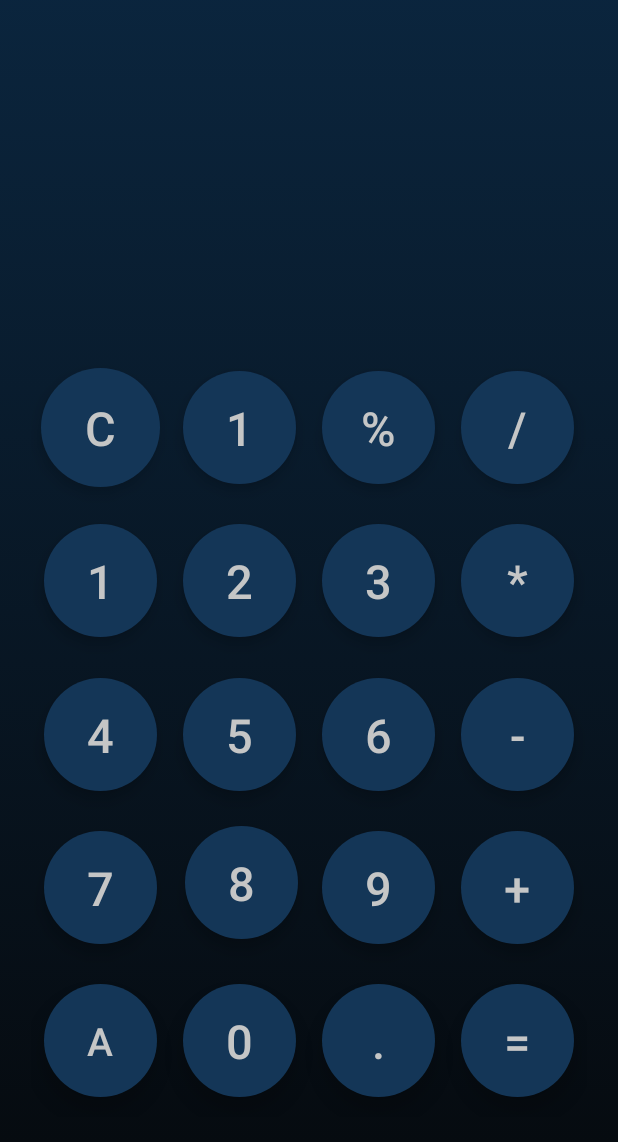
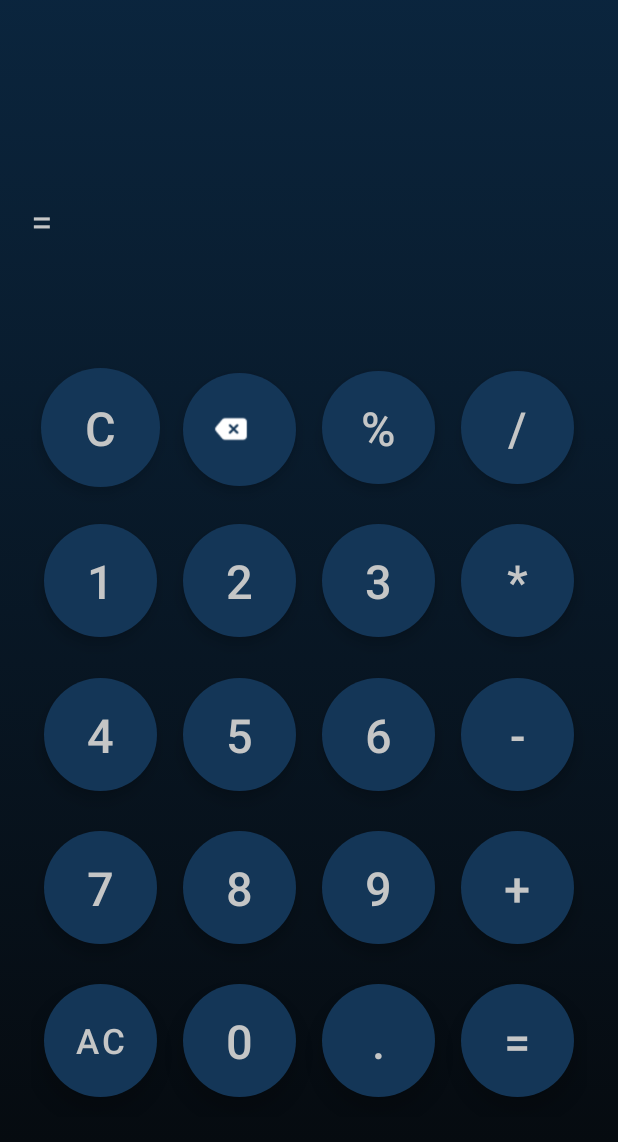
Before and after one commit to thisisayushverma/Calculator-App, an Android app: the screen it shows after launch (MainActivity), on a phone screen of 412 x 824 dp, the part 94-1236 px from its top. Run offline under Robolectric (Android 15) with nearby library versions, the phone set to English and light mode, and no system bars; our stand-ins replace sdp/ssp sizes.

Commit message:
From till now backspace and all clear button ready and input and output view is attached but not responsive and after that we focusing on the calculation and how to input will be taken then after that we will making input and output view responsive

```diff
--- a/app/src/main/res/layout/activity_main.xml
+++ b/app/src/main/res/layout/activity_main.xml
@@ -69,13 +69,15 @@
             style="@style/btnstyle"
             android:layout_width="0dp"
             android:layout_height="0dp"
+            android:gravity="center_horizontal|center_vertical"
             android:text="C"
             android:textColor="#C5C6C6"
             app:layout_constraintBottom_toTopOf="@+id/btnhguide1"
             app:layout_constraintEnd_toStartOf="@+id/btnguide1"
-            app:layout_constraintHorizontal_bias="1.0"
+            app:layout_constraintHorizontal_bias="0.5"
             app:layout_constraintStart_toStartOf="parent"
-            app:layout_constraintTop_toTopOf="parent" />
+            app:layout_constraintTop_toTopOf="parent"
+            app:layout_constraintVertical_bias="0.5" />
 
         <com.google.android.material.button.MaterialButton
             android:id="@+id/button18"
@@ -147,10 +149,11 @@
             android:textColor="#C5C6C6"
             app:layout_constraintBottom_toTopOf="@+id/btnhguide4"
             app:layout_constraintEnd_toStartOf="@+id/btnguide2"
-            app:layout_constraintHorizontal_bias="0.9"
+            app:layout_constraintHorizontal_bias="0.5"
+            app:layout_constraintStart_toEndOf="@+id/btnguide1"
             app:layout_constraintStart_toStartOf="@+id/btnguide1"
-            app:layout_constraintTop_toBottomOf="@+id/button9"
-            app:layout_constraintVertical_bias="0.631" />
+            app:layout_constraintTop_toBottomOf="@+id/btnhguide3"
+            app:layout_constraintVertical_bias="0.5" />
 
         <com.google.android.material.button.MaterialButton
             android:id="@+id/button16"
@@ -193,9 +196,9 @@
             style="@style/btnstyle"
             android:layout_width="75dp"
             android:layout_height="75dp"
-            android:text="A"
+            android:text="AC"
             android:textColor="#C5C6C6"
-            android:textSize="@dimen/_20sdp"
+            android:textSize="@dimen/_18sdp"
             app:layout_constraintBottom_toBottomOf="parent"
             app:layout_constraintEnd_toStartOf="@+id/btnguide1"
             app:layout_constraintStart_toStartOf="parent"
@@ -292,12 +295,15 @@
             android:layout_width="75dp"
             android:layout_height="75dp"
             android:layout_marginEnd="8dp"
-            android:text="1"
             android:textColor="#C5C6C6"
+            app:icon="@drawable/backspace"
             app:layout_constraintBottom_toTopOf="@+id/btnhguide1"
             app:layout_constraintEnd_toStartOf="@+id/btnguide2"
+            app:layout_constraintHorizontal_bias="0.5"
+            app:layout_constraintStart_toEndOf="@+id/btnguide1"
             app:layout_constraintStart_toStartOf="@+id/btnguide1"
-            app:layout_constraintTop_toTopOf="parent" />
+            app:layout_constraintTop_toTopOf="parent"
+            app:layout_constraintVertical_bias="0.594" />
 
         <com.google.android.material.button.MaterialButton
             android:id="@+id/button2"
@@ -362,5 +368,31 @@
 
     </androidx.constraintlayout.widget.ConstraintLayout>
 
+    <TextView
+        android:id="@+id/reseltView"
+        android:layout_width="0dp"
+        android:layout_height="80dp"
+        android:text="="
+        android:textColor="#C5C6C6"
+        android:textSize="@dimen/_20sdp"
+        app:layout_constraintBottom_toTopOf="@+id/linear"
+        app:layout_constraintEnd_toStartOf="@+id/endingline"
+        app:layout_constraintHorizontal_bias="1.0"
+        app:layout_constraintStart_toStartOf="@+id/staringline"
+        app:layout_constraintTop_toBottomOf="@+id/getstring"
+        app:layout_constraintVertical_bias="0.5" />
+
+    <TextView
+        android:id="@+id/getstring"
+        android:layout_width="0dp"
+        android:layout_height="80dp"
+        android:textColor="#C5C6C6"
+        android:textSize="@dimen/_20sdp"
+        app:layout_constraintBottom_toTopOf="@+id/reseltView"
+        app:layout_constraintEnd_toStartOf="@+id/endingline"
+        app:layout_constraintStart_toStartOf="@+id/staringline"
+        app:layout_constraintTop_toBottomOf="@+id/heading"
+        app:layout_constraintVertical_bias="0.5" />
+
 
 </androidx.constraintlayout.widget.ConstraintLayout>
```
Also changed, not shown: app/src/main/res/drawable/backspace.png (added).
